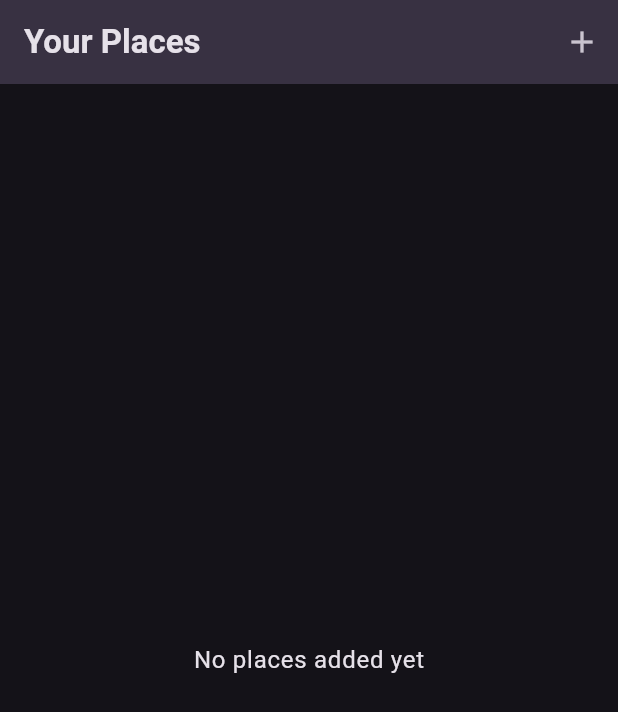
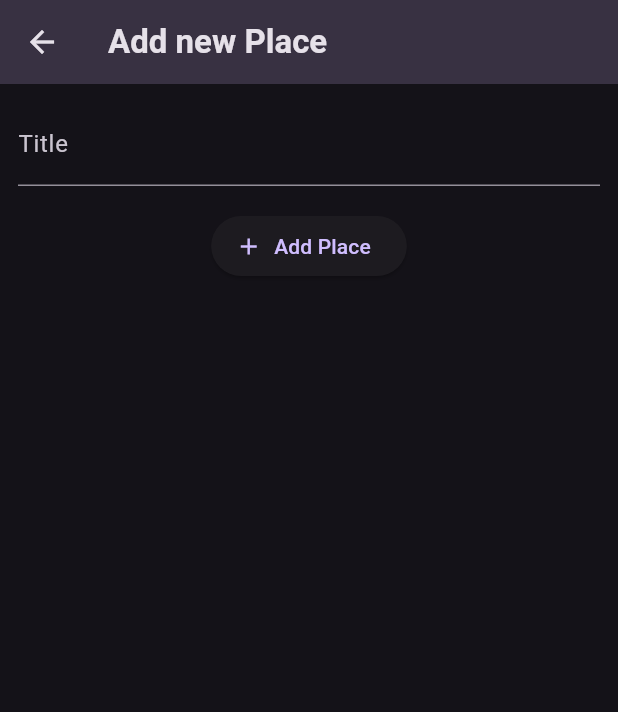
Before and after one commit to AmmarSultanDev/favorite_places_app, a Flutter app: the screen it shows after launch, after a tap on the "add" icon, on a phone screen of 412 x 824 dp. Shown: the top 712 px of the screen. Run offline on Flutter 3.47's test engine with Material 3 defaults, Android fonts, the phone set to English and light mode, and no system bars; our stand-ins replace google_fonts.

Commit message:
chore: Add AddPlaceScreen widget and navigation
The code changes introduce the following modifications:
- Add `AddPlaceScreen` widget to allow users to add a new place
- Implement navigation from the `PlacesScreen` to the `AddPlaceScreen` when the add button is pressed

These changes aim to enhance the app by providing a way for users to add new places and navigate between screens.

```diff
--- a/lib/screens/add_place.dart
+++ b/lib/screens/add_place.dart
@@ -0,0 +1,49 @@
+import 'package:flutter/material.dart';
+
+class AddPlaceScreen extends StatefulWidget {
+  const AddPlaceScreen({super.key});
+
+  @override
+  State<AddPlaceScreen> createState() => _AddPlaceScreenState();
+}
+
+class _AddPlaceScreenState extends State<AddPlaceScreen> {
+  final _titleController = TextEditingController();
+
+  @override
+  void dispose() {
+    _titleController.dispose();
+    super.dispose();
+  }
+
+  @override
+  Widget build(BuildContext context) {
+    return Scaffold(
+      appBar: AppBar(
+        title: const Text('Add new Place'),
+      ),
+      body: SingleChildScrollView(
+        padding: const EdgeInsets.all(12),
+        child: Column(
+          children: [
+            TextField(
+              decoration: const InputDecoration(
+                labelText: 'Title',
+              ),
+              controller: _titleController,
+              style: TextStyle(
+                color: Theme.of(context).colorScheme.onSurface,
+              ),
+            ),
+            const SizedBox(height: 16),
+            ElevatedButton.icon(
+              onPressed: () {},
+              icon: const Icon(Icons.add),
+              label: const Text('Add Place'),
+            )
+          ],
+        ),
+      ),
+    );
+  }
+}
--- a/lib/screens/places.dart
+++ b/lib/screens/places.dart
@@ -1,3 +1,4 @@
+import 'package:favorite_places_app/screens/add_place.dart';
 import 'package:favorite_places_app/widgets/places_list.dart';
 import 'package:flutter/material.dart';
 
@@ -12,7 +13,13 @@ class PlacesScreen extends StatelessWidget {
         actions: [
           IconButton(
             icon: const Icon(Icons.add),
-            onPressed: () {},
+            onPressed: () {
+              Navigator.of(context).push(
+                MaterialPageRoute(
+                  builder: (ctx) => AddPlaceScreen(),
+                ),
+              );
+            },
           ),
         ],
       ),
```
